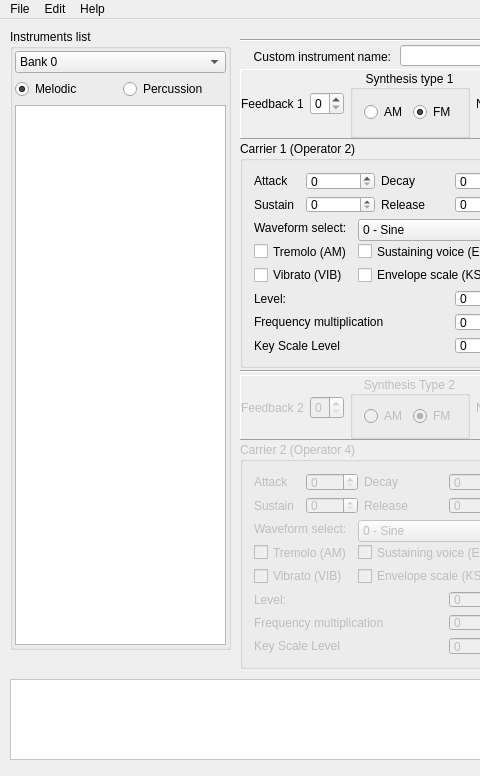
The window that src/bank_editor.ui (Wohlstand/OPL3BankEditor) describes before a commit, drawn with Qt 5; both pictures show x 0 to 480 and y 0 to 776 of the 970 by 776 pixel window.
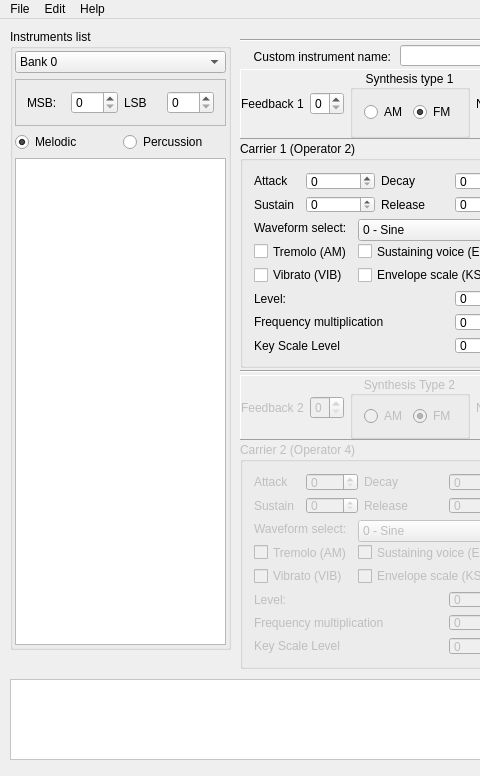
The same window after the commit. Icons and pictures are not drawn. Custom widgets are drawn as their Qt base class.

Commit message: Draft for MSB/LSB bank alias for planned update of WOPL format

Diff of the .ui file:
```diff
--- a/src/bank_editor.ui
+++ b/src/bank_editor.ui
@@ -55,7 +55,7 @@
      <property name="bottomMargin">
       <number>2</number>
      </property>
-     <item row="1" column="0">
+     <item row="2" column="0">
       <widget class="QRadioButton" name="melodic">
        <property name="text">
         <string>Melodic</string>
@@ -65,14 +65,14 @@
        </property>
       </widget>
      </item>
-     <item row="1" column="1">
+     <item row="2" column="1">
       <widget class="QRadioButton" name="percussion">
        <property name="text">
         <string>Percussion</string>
        </property>
       </widget>
      </item>
-     <item row="2" column="0" colspan="2">
+     <item row="3" column="0" colspan="2">
       <widget class="QListWidget" name="instruments">
        <property name="focusPolicy">
         <enum>Qt::NoFocus</enum>
@@ -88,6 +88,61 @@
        </item>
       </widget>
      </item>
+     <item row="1" column="0" colspan="2">
+      <widget class="QFrame" name="bank_lsbmsb">
+       <property name="enabled">
+        <bool>true</bool>
+       </property>
+       <property name="minimumSize">
+        <size>
+         <width>0</width>
+         <height>33</height>
+        </size>
+       </property>
+       <property name="frameShape">
+        <enum>QFrame::StyledPanel</enum>
+       </property>
+       <property name="frameShadow">
+        <enum>QFrame::Raised</enum>
+       </property>
+       <layout class="QGridLayout" name="gridLayout_10">
+        <item row="0" column="0">
+         <widget class="QLabel" name="label_41">
+          <property name="text">
+           <string>MSB:</string>
+          </property>
+         </widget>
+        </item>
+        <item row="0" column="1">
+         <widget class="QSpinBox" name="bank_msb">
+          <property name="toolTip">
+           <string>MIDI bank MSB index alias. Means which MSB bank index will refer this bank.</string>
+          </property>
+          <property name="maximum">
+           <number>255</number>
+          </property>
+         </widget>
+        </item>
+        <item row="0" column="2">
+         <widget class="QLabel" name="label_42">
+          <property name="text">
+           <string>LSB</string>
+          </property>
+         </widget>
+        </item>
+        <item row="0" column="3">
+         <widget class="QSpinBox" name="bank_lsb">
+          <property name="toolTip">
+           <string>MIDI bank LSB index alias. Means which LSB bank index will refer this bank.</string>
+          </property>
+          <property name="maximum">
+           <number>255</number>
+          </property>
+         </widget>
+        </item>
+       </layout>
+      </widget>
+     </item>
     </layout>
    </widget>
    <widget class="QLabel" name="curInsInfo">
```
Left out of the diff: 2 changed lines with no effect on the pictures. The commit also changes 10 other files.
